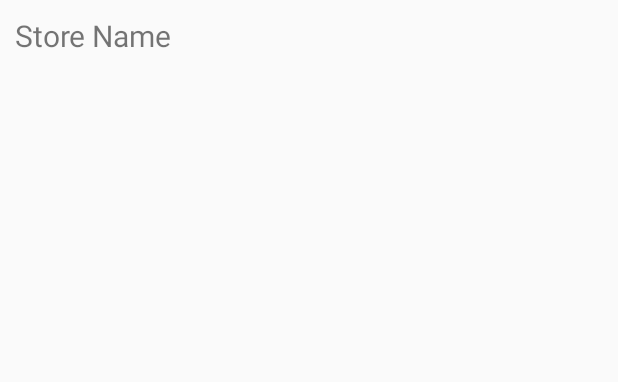
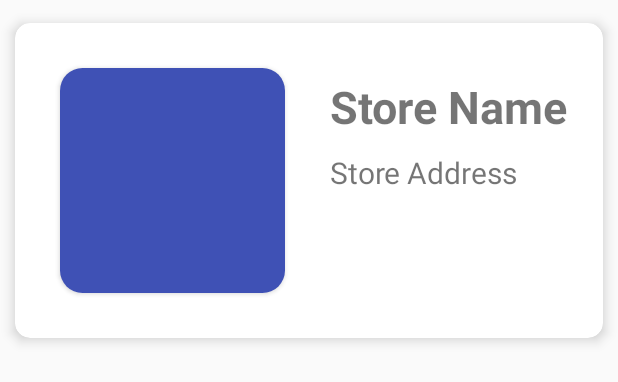
Before and after one commit to timonchen/GoCart, an Android app: the layout stores_list_item.xml on its own in the app's theme, with its tools: preview values and no code run, on a phone screen of 412 x 824 dp. Shown: the top 382 px of the screen. Run offline under Robolectric (Android 15) with nearby library versions, the phone set to English and light mode, and no system bars; network calls fail.

Commit message:
Changed UI layout for finding stores. Find closest stores not updated properly yet.

```diff
--- a/app/build.gradle
+++ b/app/build.gradle
@@ -25,4 +25,6 @@ dependencies {
     testImplementation 'junit:junit:4.12'
     implementation 'androidx.appcompat:appcompat:1.0.0'
     testImplementation "org.json:json:20140107"
+
+    implementation "androidx.cardview:cardview:1.0.0"
 }
--- a/app/src/main/java/comp3350/GoCart/presentation/FindStoreByNameActivity.java
+++ b/app/src/main/java/comp3350/GoCart/presentation/FindStoreByNameActivity.java
@@ -61,7 +61,7 @@ public class FindStoreByNameActivity extends Activity {
                 adapter.setStores(searchResults);
                 storesRecView.setAdapter(adapter);
 
-                // Display message if a product was not found
+                // Display message if a store was not found
                 if (adapter.getItemCount() == 0) {
                     Toast toast = Toast.makeText(FindStoreByNameActivity.this, "Store not found", Toast.LENGTH_SHORT);
                     toast.setGravity(Gravity.TOP|Gravity.CENTER_HORIZONTAL, 0, 300);
--- a/app/src/main/java/comp3350/GoCart/presentation/StoresRecViewAdapter.java
+++ b/app/src/main/java/comp3350/GoCart/presentation/StoresRecViewAdapter.java
@@ -2,10 +2,12 @@ package comp3350.GoCart.presentation;
 
 import android.view.LayoutInflater;
 import android.view.ViewGroup;
+import android.widget.RelativeLayout;
 import android.widget.TextView;
 import android.view.View;
 
 import androidx.annotation.NonNull;
+import androidx.cardview.widget.CardView;
 import androidx.recyclerview.widget.RecyclerView;
 
 import org.w3c.dom.Text;
@@ -37,14 +39,16 @@ public class StoresRecViewAdapter extends RecyclerView.Adapter<StoresRecViewAdap
     // Modify views here
     @Override
     public void onBindViewHolder(@NonNull ViewHolder holder, int position) {
-        // Display a message if there is nothing to display
-        if (stores.isEmpty()) {
-            holder.txtName.setText("No search results found");
-        }
-        else {  // Display our search results
-            holder.txtName.setText(stores.get(position).getStoreName() + " " + stores.get(position).getStoreAddress());
-        }
+        holder.txtName.setText(stores.get(position).getStoreName());
+        holder.txtAddress.setText(stores.get(position).getStoreAddress());
 
+        // When user clicks on an element in the recycler view, run this
+        holder.parent.setOnClickListener(new View.OnClickListener() {
+            @Override
+            public void onClick(View v) {
+                // Do something on click
+            }
+        });
     }
 
     @Override
@@ -70,10 +74,14 @@ public class StoresRecViewAdapter extends RecyclerView.Adapter<StoresRecViewAdap
     public class ViewHolder extends RecyclerView.ViewHolder {
 
         private TextView txtName;
+        private TextView txtAddress;
+        private CardView parent;
 
         public ViewHolder(@NonNull View itemView) {
             super(itemView);
             txtName = itemView.findViewById(R.id.txtName); // Since we are not in the activity, we have to go through itemView
+            parent = itemView.findViewById(R.id.parent);
+            txtAddress =itemView.findViewById(R.id.txtAddress);
         }
         protected TextView getTxtName() {
             return txtName;
--- a/app/src/main/res/layout/activity_find_store_by_name.xml
+++ b/app/src/main/res/layout/activity_find_store_by_name.xml
@@ -6,7 +6,7 @@
     android:layout_width="match_parent"
     android:layout_height="match_parent"
     tools:contetxt="comp3350.GoCart.presentation.FindStoreByNameActivity"
-    android:padding="80dp">
+    android:padding="30dp">
 
     <EditText
         android:layout_width="match_parent"
--- a/app/src/main/res/layout/stores_list_item.xml
+++ b/app/src/main/res/layout/stores_list_item.xml
@@ -1,15 +1,56 @@
 <?xml version="1.0" encoding="utf-8"?>
-<RelativeLayout xmlns:android="http://schemas.android.com/apk/res/android"
+<androidx.cardview.widget.CardView xmlns:android="http://schemas.android.com/apk/res/android"
     android:layout_width="match_parent"
     android:layout_height="wrap_content"
-    android:padding="10dp"
-    android:id="@+id/parent">
+    xmlns:app="http://schemas.android.com/apk/res-auto"
+    android:id="@+id/parent"
+    android:layout_marginTop="15dp"
+    android:layout_marginBottom="15dp"
+    android:layout_marginLeft="10dp"
+    android:layout_marginRight="10dp"
+    app:cardCornerRadius="10dp"
+    app:cardElevation="5dp">
+
+    <RelativeLayout
+        android:layout_width="match_parent"
+        android:layout_height="match_parent">
 
         <TextView
             android:layout_width="wrap_content"
             android:layout_height="wrap_content"
             android:text="Store Name"
+            android:textSize="30sp"
+            android:layout_marginTop="35dp"
+            android:id="@+id/txtName"
+            android:textStyle="bold"
+            android:layout_toRightOf="@id/imgHolder"/>
+
+        <TextView
+            android:layout_width="wrap_content"
+            android:layout_height="wrap_content"
+            android:text="Store Address"
             android:textSize="20dp"
-        android:id="@+id/txtName"/>
+            android:id="@+id/txtAddress"
+            android:layout_below="@id/txtName"
+            android:layout_toRightOf="@id/imgHolder"
+            android:layout_marginTop="10dp"/>
 
+        <androidx.cardview.widget.CardView
+            android:layout_width="wrap_content"
+            android:layout_height="wrap_content"
+            app:cardCornerRadius="15dp"
+            android:layout_margin="30dp"
+            android:id="@+id/imgHolder">
+
+            <ImageView
+                android:layout_width="150dp"
+                android:layout_height="150dp"
+                android:id="@+id/imgStore"
+                android:src="@color/colorPrimary"/>
+
+        </androidx.cardview.widget.CardView>
     </RelativeLayout>
+
+
+
+</androidx.cardview.widget.CardView>
```
Lines whose indentation alone changed are shown as unchanged.
